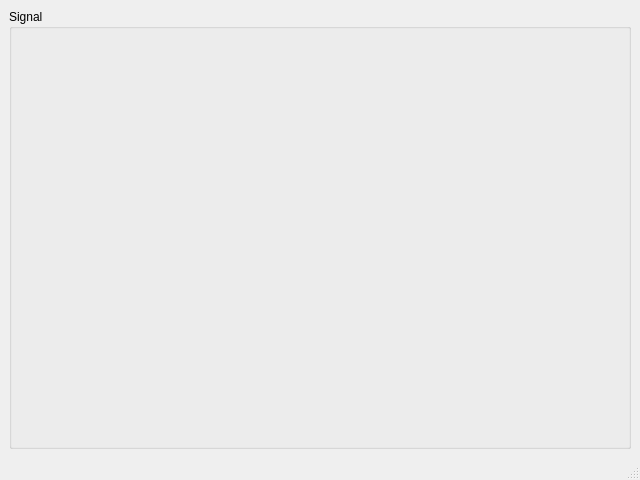
Qt form src/windows/main.ui (sardylan/audioreceiver) before a commit.
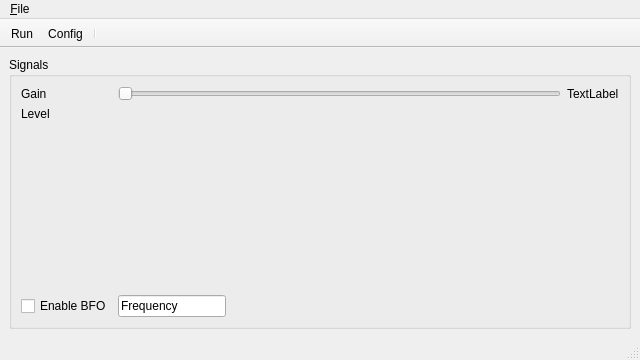
The same form after that commit.

Commit message: Adds config window

The edit to the form file:
```diff
--- a/src/windows/main.ui
+++ b/src/windows/main.ui
@@ -7,32 +7,67 @@
                 <x>0</x>
                 <y>0</y>
                 <width>640</width>
-                <height>480</height>
+                <height>360</height>
             </rect>
         </property>
         <property name="windowTitle">
             <string>Audio Receiver</string>
         </property>
-        <widget class="QWidget" name="mainWidget">
-            <layout class="QGridLayout" name="mainLayout">
+        <widget class="QWidget" name="centralwidget">
+            <layout class="QGridLayout" name="gridLayout" rowstretch="0">
                 <item row="0" column="0">
-                    <widget class="QGroupBox" name="mainGroupBox">
+                    <widget class="QGroupBox" name="groupBox">
                         <property name="title">
-                            <string>Signal</string>
+                            <string>Signals</string>
                         </property>
-                        <layout class="QGridLayout" name="gridLayout" rowstretch="0,1">
+                        <layout class="QGridLayout" name="gridLayout_2" rowstretch="0,0,1,0" columnstretch="0,0,1,0">
                             <item row="0" column="0">
-                                <widget class="QStackedWidget" name="vuMeterStackedWidget">
-                                    <property name="minimumSize">
-                                        <size>
-                                            <width>0</width>
-                                            <height>20</height>
-                                        </size>
+                                <widget class="QLabel" name="gainLabel">
+                                    <property name="text">
+                                        <string>Gain</string>
+                                    </property>
+                                </widget>
+                            </item>
+                            <item row="0" column="1" colspan="2">
+                                <widget class="QSlider" name="gainSlider">
+                                    <property name="orientation">
+                                        <enum>Qt::Horizontal</enum>
+                                    </property>
+                                </widget>
+                            </item>
+                            <item row="0" column="3">
+                                <widget class="QLabel" name="gainValue">
+                                    <property name="text">
+                                        <string>TextLabel</string>
                                     </property>
                                 </widget>
                             </item>
                             <item row="1" column="0">
-                                <widget class="QStackedWidget" name="waterfallWidget"/>
+                                <widget class="QLabel" name="vuMeterlabel">
+                                    <property name="text">
+                                        <string>Level</string>
+                                    </property>
+                                </widget>
+                            </item>
+                            <item row="1" column="1" colspan="3">
+                                <widget class="QStackedWidget" name="vuMeterStackedWidget"/>
+                            </item>
+                            <item row="2" column="0" colspan="4">
+                                <widget class="QStackedWidget" name="waterfallStackedWidget"/>
+                            </item>
+                            <item row="3" column="0">
+                                <widget class="QCheckBox" name="bfoCheckBox">
+                                    <property name="text">
+                                        <string>Enable BFO</string>
+                                    </property>
+                                </widget>
+                            </item>
+                            <item row="3" column="1">
+                                <widget class="QLineEdit" name="bfoFrequenctValue">
+                                    <property name="text">
+                                        <string>Frequency</string>
+                                    </property>
+                                </widget>
                             </item>
                         </layout>
                     </widget>
@@ -48,8 +83,59 @@
                     <height>29</height>
                 </rect>
             </property>
+            <widget class="QMenu" name="menu_File">
+                <property name="title">
+                    <string>&amp;File</string>
+                </property>
+                <addaction name="actionRun"/>
+                <addaction name="actionConfig"/>
+                <addaction name="separator"/>
+                <addaction name="actionExit"/>
+            </widget>
+            <addaction name="menu_File"/>
         </widget>
-        <widget class="QStatusBar" name="statusBar"/>
+        <widget class="QStatusBar" name="statusbar"/>
+        <widget class="QToolBar" name="toolBar">
+            <property name="windowTitle">
+                <string>toolBar</string>
+            </property>
+            <property name="movable">
+                <bool>false</bool>
+            </property>
+            <property name="allowedAreas">
+                <set>Qt::TopToolBarArea</set>
+            </property>
+            <property name="floatable">
+                <bool>false</bool>
+            </property>
+            <attribute name="toolBarArea">
+                <enum>TopToolBarArea</enum>
+            </attribute>
+            <attribute name="toolBarBreak">
+                <bool>false</bool>
+            </attribute>
+            <addaction name="actionRun"/>
+            <addaction name="actionConfig"/>
+            <addaction name="separator"/>
+        </widget>
+        <action name="actionExit">
+            <property name="text">
+                <string>E&amp;xit</string>
+            </property>
+        </action>
+        <action name="actionConfig">
+            <property name="text">
+                <string>&amp;Config</string>
+            </property>
+        </action>
+        <action name="actionRun">
+            <property name="checkable">
+                <bool>true</bool>
+            </property>
+            <property name="text">
+                <string>&amp;Run</string>
+            </property>
+        </action>
     </widget>
     <resources/>
     <connections/>
```
Left out of the diff: 12 changed lines with no effect on the pictures. The commit also changes 25 other files.
